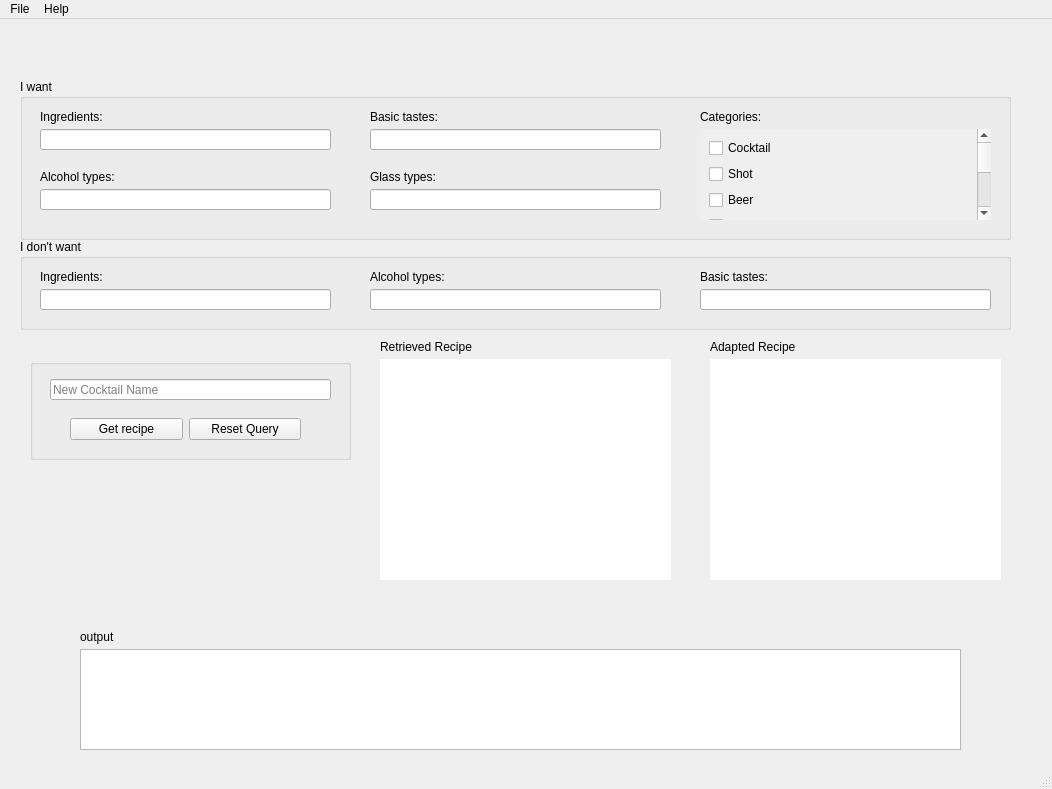
Before: the Qt Designer form app/form.ui in Estela23/MAI-SEL-PW3, drawn with Qt 5.
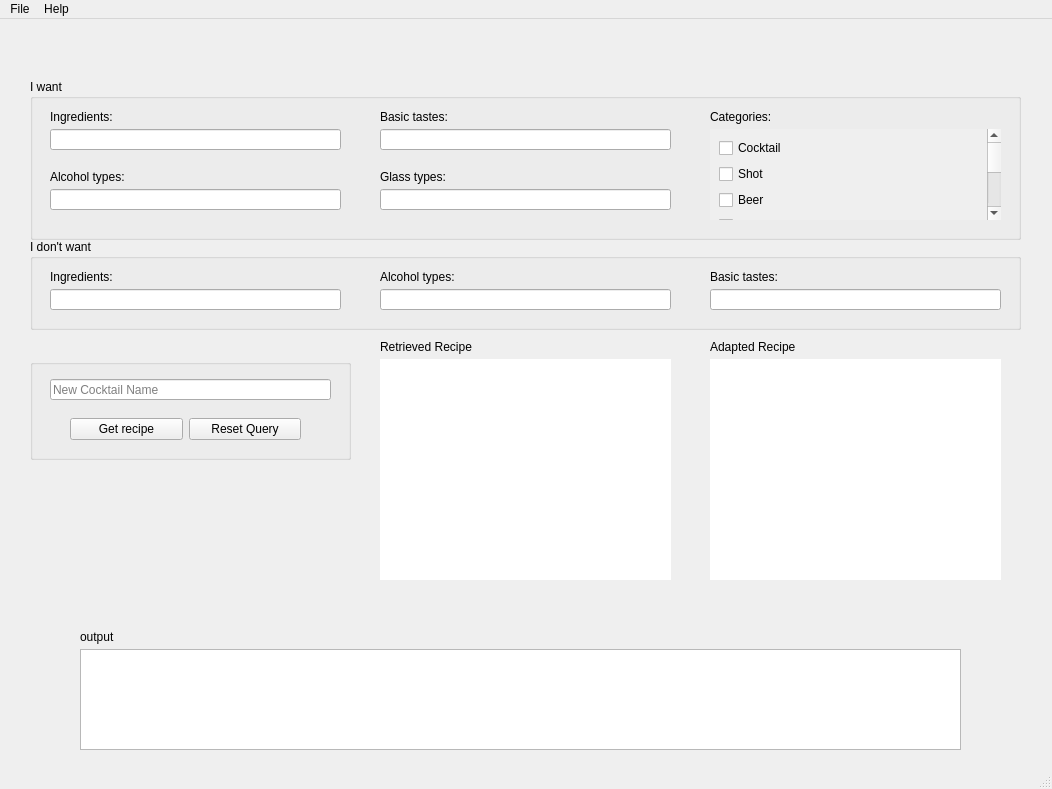
After: the same form once the commit is applied. Icons and pictures are not drawn.

Commit message: [APP] check constraints #80

What changed in the file:
```diff
--- a/app/form.ui
+++ b/app/form.ui
@@ -20,7 +20,7 @@
    <widget class="QGroupBox" name="groupBox">
     <property name="geometry">
      <rect>
-      <x>20</x>
+      <x>30</x>
       <y>60</y>
       <width>991</width>
       <height>161</height>
@@ -215,7 +215,7 @@
    <widget class="QGroupBox" name="groupBox_2">
     <property name="geometry">
      <rect>
-      <x>20</x>
+      <x>30</x>
       <y>220</y>
       <width>991</width>
       <height>91</height>
@@ -307,7 +307,7 @@
    <widget class="QLabel" name="label">
     <property name="geometry">
      <rect>
-      <x>330</x>
+      <x>340</x>
       <y>10</y>
       <width>411</width>
       <height>61</height>
```
Left out of the diff: 12 changed lines with no effect on the pictures. The commit also changes 1 other file.
